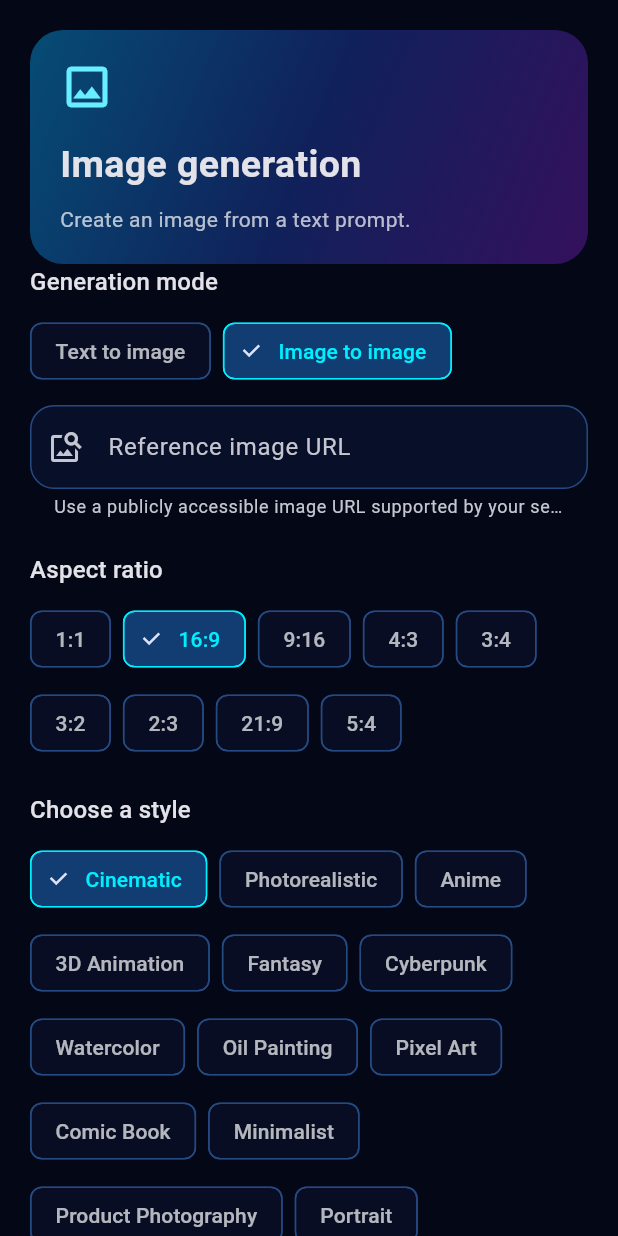
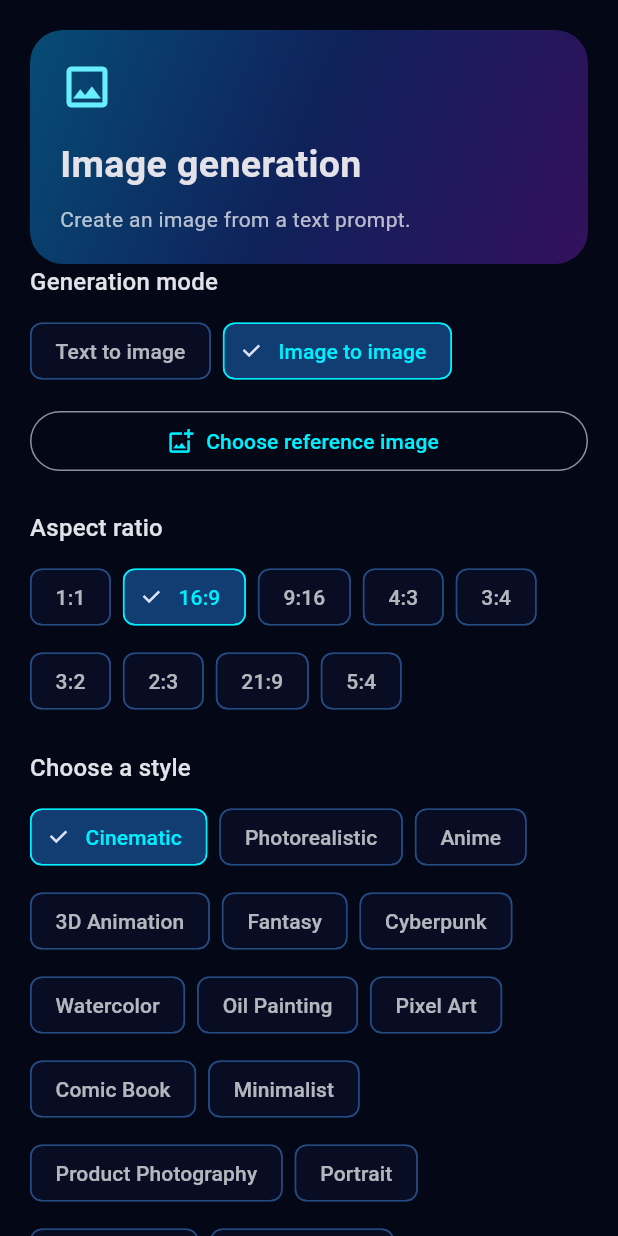
Before and after one commit to jamesbishopemmanuel299-source/NOVARYX-AI, a Flutter app: the GenerationScreen widget shown alone on an empty page, opened directly, after a tap on "Image to image", on a phone screen of 412 x 824 dp. Run offline on Flutter 3.47's test engine with Material 3 defaults, Android fonts, the phone set to English and light mode, and no system bars; our stand-ins replace file_picker, flutter_secure_storage, supabase_flutter; missing offline and left inert: record; accounts and stored records are empty.

Commit message:
Replace image and video URL fields with file uploads

```diff
--- a/lib/main.dart
+++ b/lib/main.dart
@@ -869,8 +869,10 @@ class _GenerationScreenState extends State<GenerationScreen> {
   String _selectedStyle = 'Cinematic';
   String _selectedRatio = '16:9';
   String _generationMode = 'Text to image';
-  final _referenceImageController = TextEditingController();
-  final _referenceVideoController = TextEditingController();
+  String? _referenceImagePath;
+  String? _referenceImageName;
+  String? _referenceVideoPath;
+  String? _referenceVideoName;
   final AudioRecorder _voiceRecorder = AudioRecorder();
   String _voiceMode = 'AI voice';
   String? _voiceFilePath;
@@ -889,8 +891,6 @@ class _GenerationScreenState extends State<GenerationScreen> {
   @override
   void dispose() {
     _promptController.dispose();
-    _referenceImageController.dispose();
-    _referenceVideoController.dispose();
     _voiceRecorder.dispose();
     super.dispose();
   }
@@ -1020,17 +1020,72 @@ class _GenerationScreenState extends State<GenerationScreen> {
     return signed;
   }
 
+  Future<void> _pickReferenceImage() async {
+    try {
+      final picked = await FilePicker.platform.pickFiles(
+        type: FileType.image,
+        withData: false,
+      );
+      if (picked == null || picked.files.single.path == null) return;
+      setState(() {
+        _referenceImagePath = picked.files.single.path;
+        _referenceImageName = picked.files.single.name;
+        _status = 'Reference image selected. It will upload when you generate.';
+      });
+    } catch (e) {
+      if (mounted) setState(() => _status = 'Could not select image: ${_cleanError(e)}');
+    }
+  }
+
+  Future<void> _pickReferenceVideo() async {
+    try {
+      final picked = await FilePicker.platform.pickFiles(
+        type: FileType.video,
+        withData: false,
+      );
+      if (picked == null || picked.files.single.path == null) return;
+      setState(() {
+        _referenceVideoPath = picked.files.single.path;
+        _referenceVideoName = picked.files.single.name;
+        _status = 'Source video selected. It will upload when you generate.';
+      });
+    } catch (e) {
+      if (mounted) setState(() => _status = 'Could not select video: ${_cleanError(e)}');
+    }
+  }
+
+  Future<String> _uploadReferenceFile(String path, String mediaKind) async {
+    final user = Supabase.instance.client.auth.currentUser;
+    if (user == null) throw Exception('Sign in before uploading a reference file.');
+    final file = File(path);
+    if (!await file.exists()) throw Exception('The selected $mediaKind file is unavailable. Select it again.');
+    final bytes = await file.readAsBytes();
+    if (bytes.isEmpty) throw Exception('The selected $mediaKind file is empty.');
+    final maxBytes = mediaKind == 'video' ? 100 * 1024 * 1024 : 25 * 1024 * 1024;
+    if (bytes.length > maxBytes) {
+      throw Exception('$mediaKind files must be ${mediaKind == 'video' ? '100 MB' : '25 MB'} or smaller.');
+    }
+    final extension = path.split('.').last.toLowerCase().replaceAll(RegExp(r'[^a-z0-9]'), '');
+    final objectPath = '${user.id}/references/$mediaKind/${DateTime.now().millisecondsSinceEpoch}.${extension.isEmpty ? (mediaKind == 'video' ? 'mp4' : 'jpg') : extension}';
+    final storage = Supabase.instance.client.storage.from('user-assets');
+    await storage.uploadBinary(objectPath, bytes, fileOptions: const FileOptions(upsert: true));
+    return storage.createSignedUrl(objectPath, 3600);
+  }
+
   Future<void> _generate() async {
     final rawPrompt = _promptController.text.trim();
     if (rawPrompt.isEmpty || _working) return;
-    final referenceImage = _referenceImageController.text.trim();
-    final referenceVideo = _referenceVideoController.text.trim();
-    if (widget.kind == GenerationKind.video && _generationMode == 'Video to video' && referenceVideo.isEmpty) {
-      setState(() => _status = 'Enter a publicly accessible source video URL for video-to-video generation.');
+    final needsReferenceVideo = widget.kind == GenerationKind.video && _generationMode == 'Video to video';
+    final needsReferenceImage = widget.kind != GenerationKind.music &&
+        _generationMode != 'Text to image' &&
+        _generationMode != 'Text to video' &&
+        _generationMode != 'Video to video';
+    if (needsReferenceVideo && _referenceVideoPath == null) {
+      setState(() => _status = 'Choose a source video file for video-to-video generation.');
       return;
     }
-    if (widget.kind != GenerationKind.music && _generationMode != 'Text to image' && _generationMode != 'Text to video' && _generationMode != 'Video to video' && referenceImage.isEmpty) {
-      setState(() => _status = 'Enter a publicly accessible image URL for image-based generation.');
+    if (needsReferenceImage && _referenceImagePath == null) {
+      setState(() => _status = 'Choose a reference image file for this generation mode.');
       return;
     }
     final ratioPrompt = widget.kind == GenerationKind.music ? '' : '\nAspect ratio: $_selectedRatio. Compose the scene for this frame shape; do not add borders or letterboxing.';
@@ -1048,6 +1103,12 @@ class _GenerationScreenState extends State<GenerationScreen> {
         throw Exception('Sign in to your Supabase account in Settings before using AI services.');
       }
       final voiceUrl = widget.kind == GenerationKind.music && _voiceMode != 'AI voice' ? await _uploadVoiceAndGetUrl() : null;
+      final referenceImageUrl = needsReferenceImage && _referenceImagePath != null
+          ? await _uploadReferenceFile(_referenceImagePath!, 'image')
+          : null;
+      final referenceVideoUrl = needsReferenceVideo && _referenceVideoPath != null
+          ? await _uploadReferenceFile(_referenceVideoPath!, 'video')
+          : null;
       final createResponse = await Supabase.instance.client.functions
           .invoke('provider-gateway', body: {
             'action': 'kie-create',
@@ -1055,9 +1116,9 @@ class _GenerationScreenState extends State<GenerationScreen> {
             'model': model,
             'prompt': prompt,
             if (voiceUrl != null) 'audioUrl': voiceUrl,
-            if (widget.kind == GenerationKind.image && _generationMode == 'Image to image') 'imageUrl': referenceImage,
-            if (widget.kind == GenerationKind.video && _generationMode == 'Image to video') 'imageUrl': referenceImage,
-            if (widget.kind == GenerationKind.video && _generationMode == 'Video to video') 'videoUrl': referenceVideo,
+            if (widget.kind == GenerationKind.image && _generationMode == 'Image to image' && referenceImageUrl != null) 'imageUrl': referenceImageUrl,
+            if (widget.kind == GenerationKind.video && _generationMode == 'Image to video' && referenceImageUrl != null) 'imageUrl': referenceImageUrl,
+            if (widget.kind == GenerationKind.video && _generationMode == 'Video to video' && referenceVideoUrl != null) 'videoUrl': referenceVideoUrl,
             if (widget.kind != GenerationKind.music) 'aspectRatio': _selectedRatio,
           })
           .timeout(const Duration(seconds: 60));
@@ -1155,29 +1216,45 @@ class _GenerationScreenState extends State<GenerationScreen> {
           )).toList()),
           if (_generationMode == 'Video to video') ...[
             const SizedBox(height: 12),
-            TextField(
-              controller: _referenceVideoController,
-              keyboardType: TextInputType.url,
-              decoration: const InputDecoration(
-                labelText: 'Source video URL',
-                hintText: 'https://example.com/video.mp4',
-                helperText: 'Use a publicly accessible video URL supported by your selected Kie.ai model.',
-                prefixIcon: Icon(Icons.video_file_outlined),
+            OutlinedButton.icon(
+              onPressed: _working ? null : _pickReferenceVideo,
+              icon: const Icon(Icons.video_library_outlined),
+              label: const Text('Choose source video'),
+            ),
+            if (_referenceVideoName != null) ...[
+              ListTile(
+                contentPadding: EdgeInsets.zero,
+                leading: const Icon(Icons.video_file_outlined, color: Color(0xFF00EFFF)),
+                title: Text(_referenceVideoName!, maxLines: 2, overflow: TextOverflow.ellipsis),
+                trailing: IconButton(
+                  tooltip: 'Remove selected video',
+                  onPressed: _working ? null : () => setState(() { _referenceVideoPath = null; _referenceVideoName = null; }),
+                  icon: const Icon(Icons.close),
+                ),
               ),
-            ),
+              const Text('Video files up to 100 MB. Upload happens securely when you generate.', style: TextStyle(color: Colors.white54, fontSize: 12)),
+            ],
           ],
           if (_generationMode != 'Text to image' && _generationMode != 'Text to video' && _generationMode != 'Video to video') ...[
             const SizedBox(height: 12),
-            TextField(
-              controller: _referenceImageController,
-              keyboardType: TextInputType.url,
-              decoration: const InputDecoration(
-                labelText: 'Reference image URL',
-                hintText: 'https://example.com/image.jpg',
-                helperText: 'Use a publicly accessible image URL supported by your selected Kie.ai model.',
-                prefixIcon: Icon(Icons.image_search),
+            OutlinedButton.icon(
+              onPressed: _working ? null : _pickReferenceImage,
+              icon: const Icon(Icons.add_photo_alternate_outlined),
+              label: const Text('Choose reference image'),
+            ),
+            if (_referenceImageName != null) ...[
+              ListTile(
+                contentPadding: EdgeInsets.zero,
+                leading: const Icon(Icons.image_outlined, color: Color(0xFF00EFFF)),
+                title: Text(_referenceImageName!, maxLines: 2, overflow: TextOverflow.ellipsis),
+                trailing: IconButton(
+                  tooltip: 'Remove selected image',
+                  onPressed: _working ? null : () => setState(() { _referenceImagePath = null; _referenceImageName = null; }),
+                  icon: const Icon(Icons.close),
+                ),
               ),
-            ),
+              const Text('Image files up to 25 MB. Upload happens securely when you generate.', style: TextStyle(color: Colors.white54, fontSize: 12)),
+            ],
           ],
           const SizedBox(height: 22),
         ],
```
